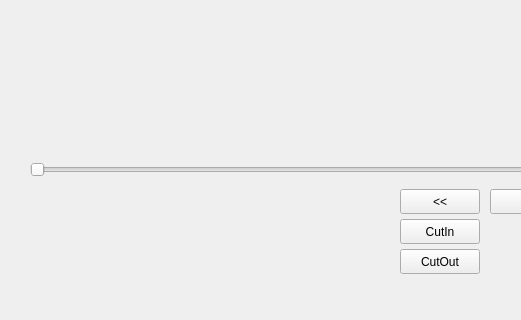
Qt form mainwindow.ui (Minei3oat/MCut) before a commit; both pictures show x 0 to 521 and y 280 to 600 of the 800 by 600 pixel window.
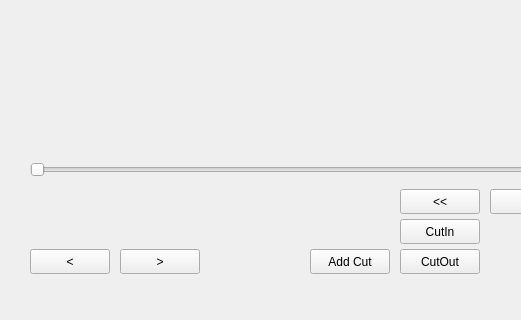
The same form after that commit. Icons and pictures are not drawn.

```diff
--- a/mainwindow.ui
+++ b/mainwindow.ui
@@ -70,7 +70,7 @@
      <rect>
       <x>30</x>
       <y>450</y>
-      <width>351</width>
+      <width>361</width>
       <height>25</height>
      </rect>
     </property>
@@ -210,6 +210,70 @@
      <string>Go CutOut</string>
     </property>
    </widget>
+   <widget class="QPushButton" name="prev_media_file">
+    <property name="geometry">
+     <rect>
+      <x>30</x>
+      <y>510</y>
+      <width>80</width>
+      <height>25</height>
+     </rect>
+    </property>
+    <property name="text">
+     <string>&lt;</string>
+    </property>
+    <property name="autoRepeatInterval">
+     <number>10</number>
+    </property>
+   </widget>
+   <widget class="QPushButton" name="next_media_file">
+    <property name="geometry">
+     <rect>
+      <x>120</x>
+      <y>510</y>
+      <width>80</width>
+      <height>25</height>
+     </rect>
+    </property>
+    <property name="text">
+     <string>&gt;</string>
+    </property>
+    <property name="autoRepeatInterval">
+     <number>10</number>
+    </property>
+   </widget>
+   <widget class="QLabel" name="current_media_file">
+    <property name="geometry">
+     <rect>
+      <x>30</x>
+      <y>480</y>
+      <width>361</width>
+      <height>25</height>
+     </rect>
+    </property>
+    <property name="text">
+     <string/>
+    </property>
+   </widget>
+   <widget class="QPushButton" name="add_cut">
+    <property name="geometry">
+     <rect>
+      <x>310</x>
+      <y>510</y>
+      <width>80</width>
+      <height>25</height>
+     </rect>
+    </property>
+    <property name="text">
+     <string>Add Cut</string>
+    </property>
+    <property name="shortcut">
+     <string>Right</string>
+    </property>
+    <property name="autoRepeatInterval">
+     <number>10</number>
+    </property>
+   </widget>
   </widget>
   <widget class="QMenuBar" name="menubar">
    <property name="geometry">
```
Left out of the diff: 33 changed lines with no effect on the pictures.
